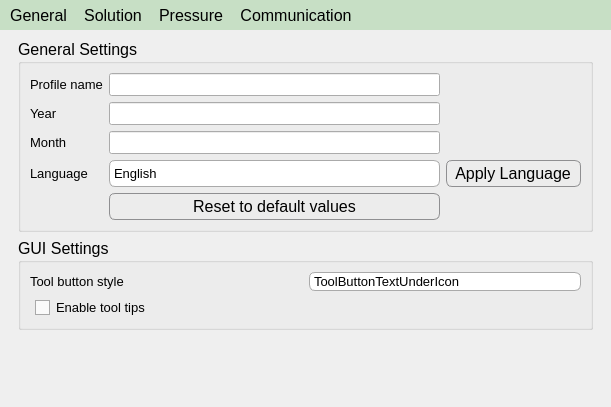
First picture: the form in apps/Lab-on-a-tip/tools.ui, repository bellonemauro/Labonatip2.0, before the edit; both pictures show x 0 to 611 and y 0 to 407 of the 611 by 610 pixel window.
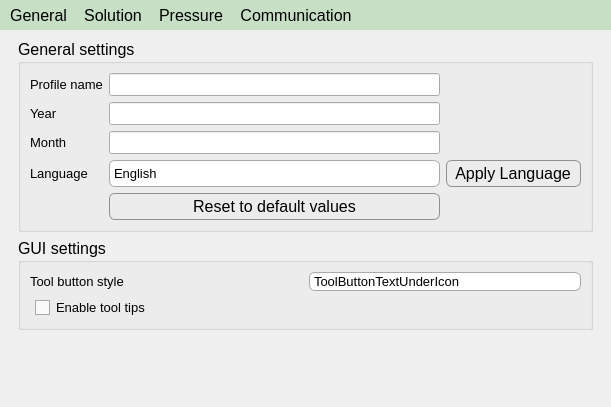
Second picture: the form after the edit. Icons and pictures are not drawn.

What changed in the file:
```diff
--- a/apps/Lab-on-a-tip/tools.ui
+++ b/apps/Lab-on-a-tip/tools.ui
@@ -128,7 +128,7 @@
            <string notr="true"/>
           </property>
           <property name="title">
-           <string>General Settings</string>
+           <string>General settings</string>
           </property>
           <layout class="QGridLayout" name="gridLayout_13">
            <item row="0" column="0">
@@ -433,7 +433,7 @@
            </font>
           </property>
           <property name="title">
-           <string>GUI Settings</string>
+           <string>GUI settings</string>
           </property>
           <layout class="QGridLayout" name="gridLayout_11">
            <item row="0" column="0">
```
